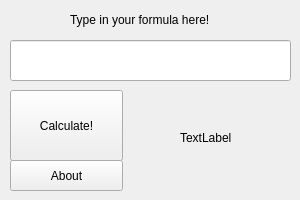
Above: SplashMol/app.ui from xinjiajuan/splashmol before the change. Below: the same form after it.
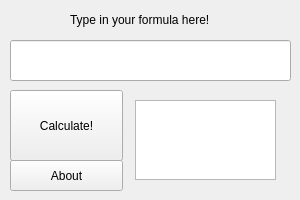
That is the form after the change. Icons and pictures are not drawn.

Commit message: oh sh*t I forgot to start a new branch

Diff of the .ui file:
```diff
--- a/SplashMol/app.ui
+++ b/SplashMol/app.ui
@@ -43,6 +43,16 @@
     <string>Type in your formula here!</string>
    </property>
   </widget>
+  <widget class="QTextBrowser" name="resultBox">
+   <property name="geometry">
+    <rect>
+     <x>135</x>
+     <y>100</y>
+     <width>141</width>
+     <height>80</height>
+    </rect>
+   </property>
+  </widget>
   <widget class="QPushButton" name="calcButton">
    <property name="geometry">
     <rect>
@@ -93,22 +103,6 @@
     <bool>false</bool>
    </property>
   </widget>
-  <widget class="QLabel" name="resultLabel">
-   <property name="geometry">
-    <rect>
-     <x>180</x>
-     <y>130</y>
-     <width>59</width>
-     <height>16</height>
-    </rect>
-   </property>
-   <property name="text">
-    <string>TextLabel</string>
-   </property>
-   <property name="textFormat">
-    <enum>Qt::MarkdownText</enum>
-   </property>
-  </widget>
  </widget>
  <resources>
   <include location="res.qrc"/>
```
